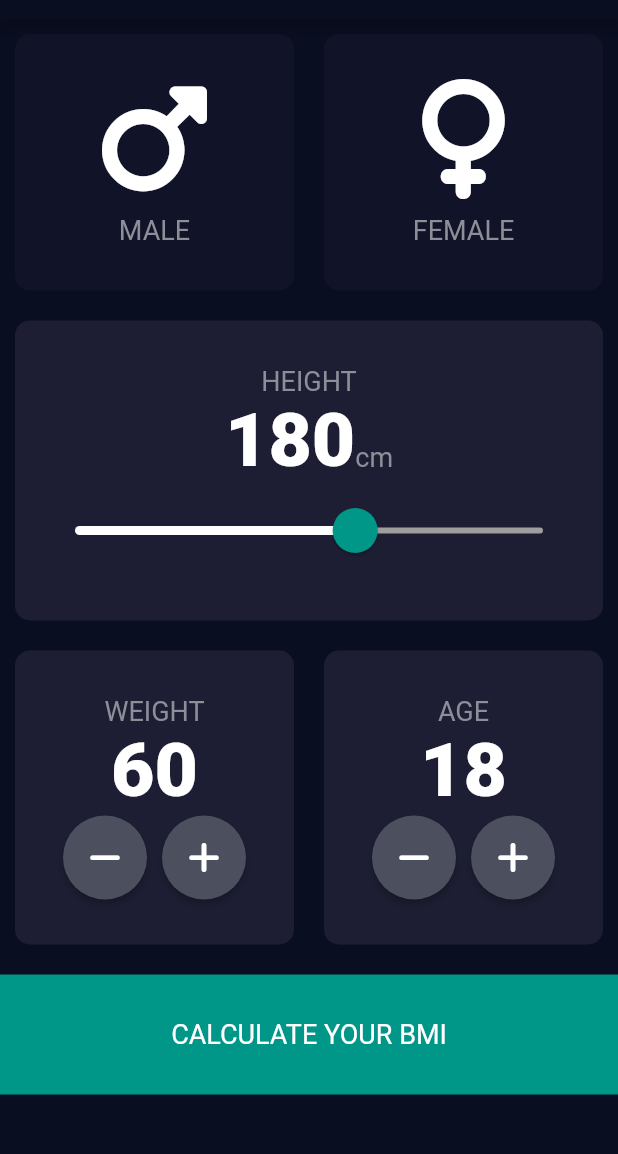
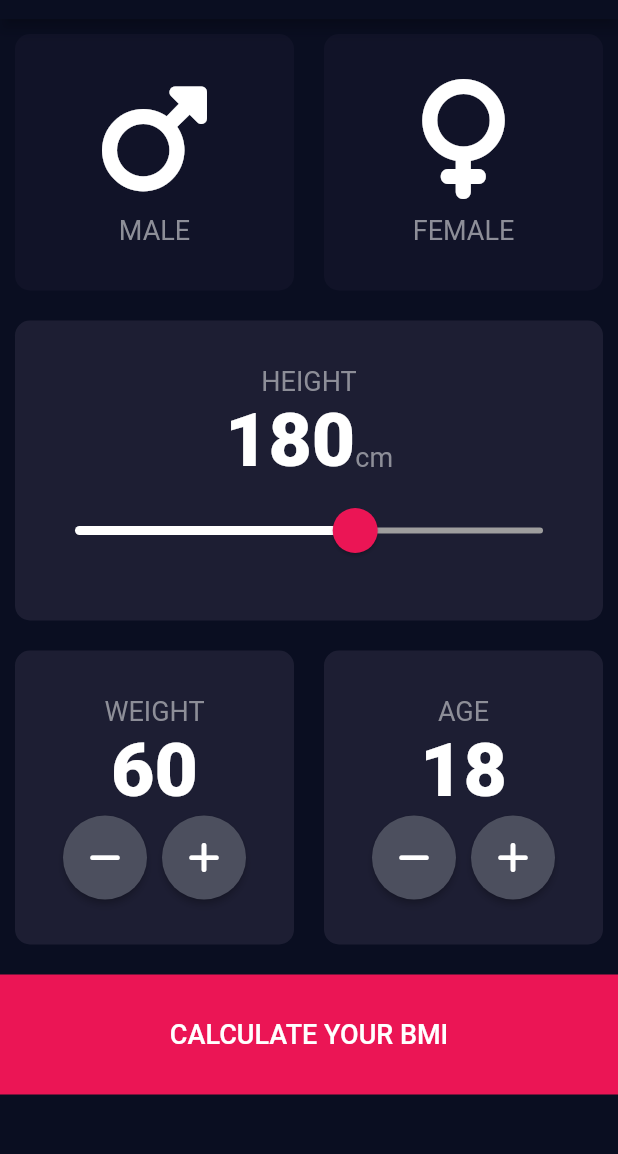
Before and after one commit to sussananukem/bmi_calculator, a Flutter app: the screen it shows after launch, on a phone screen of 412 x 824 dp, the part 65-1219 px from its top. Run offline on Flutter 3.47's test engine with Material 2 defaults, Android fonts, the phone set to English and light mode, and no system bars; our stand-ins replace device_preview, font_awesome_flutter.

Commit message:
Added new page

```diff
--- a/lib/components/select_height.dart
+++ b/lib/components/select_height.dart
@@ -44,13 +44,14 @@ class _SelectHeightState extends State<SelectHeight> {
             data: SliderTheme.of(context).copyWith(
               activeTrackColor: Colors.white,
               inactiveTrackColor: Colors.grey,
-              thumbColor: Colors.teal,
+              thumbColor: kPink,
               thumbShape: const RoundSliderThumbShape(enabledThumbRadius:
               15.0),
               //Can add overlay shape and color. But mine works perfectly
               overlayShape: const RoundSliderOverlayShape(overlayRadius:
               30),
-              activeTickMarkColor: Colors.teal,
+              overlayColor: kPinkTransparent,
+              activeTickMarkColor: kPink,
               inactiveTickMarkColor: Colors.grey.shade900,
              ),
             child: Slider(
--- a/lib/constants.dart
+++ b/lib/constants.dart
@@ -12,6 +12,7 @@ const kNumberStyle = TextStyle(
 const kCalcButtonTextStyle = TextStyle(
     fontSize: 18.0,
     color: Colors.white,
+  fontWeight: FontWeight.w500,
 );
 
 //PROPERTIES
@@ -19,6 +20,8 @@ const kBottomButtonHeight = 80.0;
 const kActiveCardColor = Color(0xFF1D1E33);
 const kInactiveCardColor = Color(0xFF111328);
 const kBottomButtonColor = Colors.teal;
+const Color kPink = Color(0xFFEB1555);
+const Color kPinkTransparent = Color(0x29EB1555);
 
 //SELECT HEIGHT
 const String kHeightCardLabel = 'HEIGHT';
--- a/lib/main.dart
+++ b/lib/main.dart
@@ -1,3 +1,4 @@
+import 'package:bmi_calculator/pages/result_page.dart';
 import 'package:device_preview/device_preview.dart';
 import 'package:flutter/foundation.dart';
 import 'package:flutter/material.dart';
@@ -18,6 +19,9 @@ class MyApp extends StatelessWidget {
   @override
   Widget build(BuildContext context) {
     return MaterialApp(
+      routes: {
+         '/Result': (context) => const ResultPage(),
+      },
       debugShowCheckedModeBanner: false,
       useInheritedMediaQuery: true,
       locale: DevicePreview.locale(context),
--- a/lib/pages/home.dart
+++ b/lib/pages/home.dart
@@ -116,16 +116,21 @@ class _MyHomePageState extends State<MyHomePage> {
               ],
             ),
             //BUTTON
-            Padding(
+            GestureDetector(
+              onTap: (){
+                Navigator.pushNamed(context, '/Result');
+              },
+              child: Padding(
                 padding: const EdgeInsets.only(top: 10.0),
                 child: Container(
                   width: double.infinity,
                   height: kBottomButtonHeight,
-                color: kBottomButtonColor,
+                  color: kPink,
                   child: const Center(
                     child: Text(
                       kCalcButtonText,
                       style: kCalcButtonTextStyle,
+                    ),
                   ),
                 ),
               ),
```
Also changed, not shown: lib/pages/result_page.dart (added, +20 -0 lines). Lines whose indentation alone changed are shown as unchanged.
